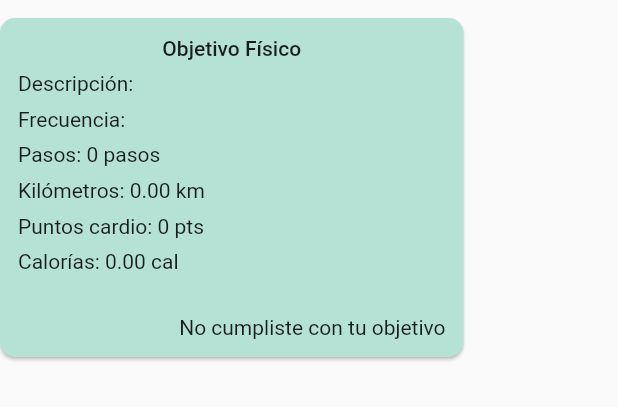
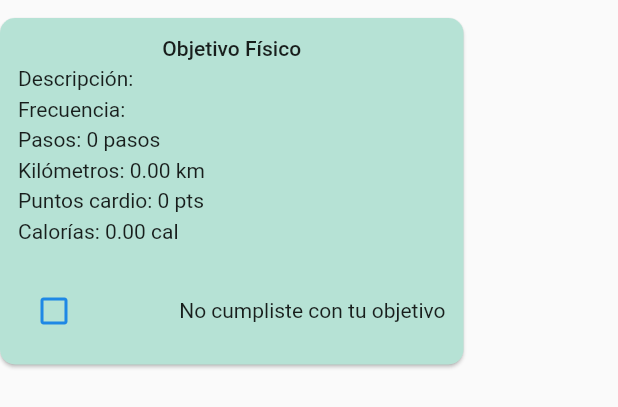
Before and after one commit to PRY20220274/FitAndHealthy_mobile, a Flutter app: the GoalItemCardWidget widget shown alone on an empty page, opened directly with empty values, on a phone screen of 412 x 824 dp. Shown: the top 407 px of the screen. Run offline on Flutter 3.47's test engine with Material 2 defaults, Android fonts, the phone set to English and light mode, and no system bars; our stand-ins replace dio, flutter_chat_bubble, shared_preferences, webview_flutter; accounts and stored records are empty.

Commit message:
add update goal

```diff
--- a/lib/persistence/remote/interfaces/base_goals.dart
+++ b/lib/persistence/remote/interfaces/base_goals_repository.dart
@@ -4,8 +4,9 @@ import 'package:fit_healthy/domain/models/goals/nutritional_goal_create.dart';
 import 'package:fit_healthy/domain/models/goals/nutritional_goal_read.dart';
 import 'package:fit_healthy/domain/models/goals/physical_nutricional_goal.dart';
 
-abstract class BaseGoals {
+abstract class BaseGoalsRepository {
   Future<List<PhysicalNutricionalGoal>> getAllGoals();
   Future<PhysicalGoalRead> postPhysicalGoal(PhysicalGoalCreate physicalGoal);
   Future<NutritionalGoalRead> postNutritionalGoal(NutritionalGoalCreate goal);
+  Future<bool> pathGoalCompleted(int idGoal);
 }
--- a/lib/ui/goals/goals_list_page.dart
+++ b/lib/ui/goals/goals_list_page.dart
@@ -12,7 +12,7 @@ class GoalsListPage extends StatelessWidget {
     final allGoals = Provider.of<GoalsProvider>(context).allGoals;
     final Size size = MediaQuery.of(context).size;
 
-    final goalsCompleteMaper = ['Completado', 'No completado'];
+    final goalsCompleteMapper = ['Completado', 'No completado'];
 
     return Scaffold(
       appBar: AppBar(
@@ -43,6 +43,7 @@ class GoalsListPage extends StatelessWidget {
 
                       if (allGoals.isNotEmpty) {
                         return GoalItemCardWidget(
+                          id: goal.id,
                           typeGoal: goal.typeGoal,
                           steps: goal.steps,
                           kilometers: goal.kilometers,
@@ -52,7 +53,7 @@ class GoalsListPage extends StatelessWidget {
                           weight: 45,
                           height: 1.65,
                           typeActivity: goal.activity,
-                          goalCompleted: goal.completed == goalsCompleteMaper[0]
+                          goalCompleted: goal.completed == goalsCompleteMapper[0]
                               ? true
                               : false,
                           isCreated: false,
--- a/lib/ui/goals/physical_goals_create_page.dart
+++ b/lib/ui/goals/physical_goals_create_page.dart
@@ -175,6 +175,7 @@ class PhysicalGoalsCreate extends StatelessWidget {
                   const SizedBox(height: 20),
                   if (_goalProv.isLoading == false && _goalProv.mostrarCuadro)
                     GoalItemCardWidget(
+                      id: _goalProv.physicalGoalRead.id,
                       typeGoal: TypeGoal.physical,
                       description: _goalProv.physicalGoalRead.description,
                       frequency: _goalProv.physicalGoalRead.frequency,
--- a/lib/ui/goals/widgets/goal_item_card_widget.dart
+++ b/lib/ui/goals/widgets/goal_item_card_widget.dart
@@ -1,11 +1,13 @@
+import 'package:fit_healthy/business/goals/goals_provider.dart';
 import 'package:fit_healthy/domain/utils/enums/goals_enum.dart';
 import 'package:fit_healthy/domain/utils/themes/color_theme.dart';
 import 'package:flutter/material.dart';
+import 'package:provider/provider.dart';
 
 class GoalItemCardWidget extends StatelessWidget {
   const GoalItemCardWidget({
     Key? key,
-    //required this.goalTitle,
+    required this.id,
     this.frequency,
     this.steps,
     this.kilometers,
@@ -21,6 +23,7 @@ class GoalItemCardWidget extends StatelessWidget {
   }) : super(key: key);
 
   //final String goalTitle;
+  final int id;
   final String? frequency;
   final int? steps;
   final double? kilometers;
@@ -41,7 +44,7 @@ class GoalItemCardWidget extends StatelessWidget {
 
     return SizedBox(
       width: size.width * 0.75,
-      height: 250,
+      height: 255,
       child: Card(
         margin: const EdgeInsets.symmetric(vertical: 12),
         color: typeGoal == TypeGoal.physical
@@ -72,10 +75,30 @@ class GoalItemCardWidget extends StatelessWidget {
                     const SizedBox(height: 12),
                     if (!isCreated)
                       Row(
-                        mainAxisAlignment: MainAxisAlignment.end,
+                        mainAxisAlignment: MainAxisAlignment.spaceBetween,
                         children: [
                           goalCompleted
-                              ? const Text('!Felicidades! objetivo cumplido')
+                              ? IconButton(
+                                icon: Icon(
+                                    Icons.check_box,
+                                    color: Colors.blue.shade600,
+                                  ),
+                                  onPressed: (){},
+                              )
+                              : IconButton(
+                                  icon: Icon(
+                                    Icons.check_box_outline_blank,
+                                    color: Colors.blue.shade600,
+                                  ),
+                                  onPressed: () {
+                                    Provider.of<GoalsProvider>(
+                                      context,
+                                      listen: false,
+                                    ).updateGoal(id);
+                                  },
+                                ),
+                          goalCompleted
+                              ? const Text('¡Felicidades! objetivo cumplido')
                               : const Text('No cumpliste con tu objetivo'),
                         ],
                       ),
@@ -100,10 +123,30 @@ class GoalItemCardWidget extends StatelessWidget {
                     const SizedBox(height: 12),
                     if (!isCreated)
                       Row(
-                        mainAxisAlignment: MainAxisAlignment.end,
+                        mainAxisAlignment: MainAxisAlignment.spaceBetween,
                         children: [
                           goalCompleted
-                              ? const Text('!Felicidades! objetivo cumplido')
+                              ? IconButton(
+                                  icon: Icon(
+                                    Icons.check_box,
+                                    color: Colors.blue.shade600,
+                                  ),
+                                  onPressed: () {},
+                                )
+                              : IconButton(
+                                  icon: Icon(
+                                    Icons.check_box_outline_blank,
+                                    color: Colors.blue.shade600,
+                                  ),
+                                  onPressed: () {
+                                    Provider.of<GoalsProvider>(
+                                      context,
+                                      listen: false,
+                                    ).updateGoal(id);
+                                  },
+                                ),
+                          goalCompleted
+                              ? const Text('¡Felicidades! objetivo cumplido')
                               : const Text('No cumpliste con tu objetivo'),
                         ],
                       ),
```
Also changed, not shown: lib/business/goals/goals_provider.dart (+12 -0 lines), lib/persistence/remote/implements/goals_repository.dart (+22 -2 lines).
